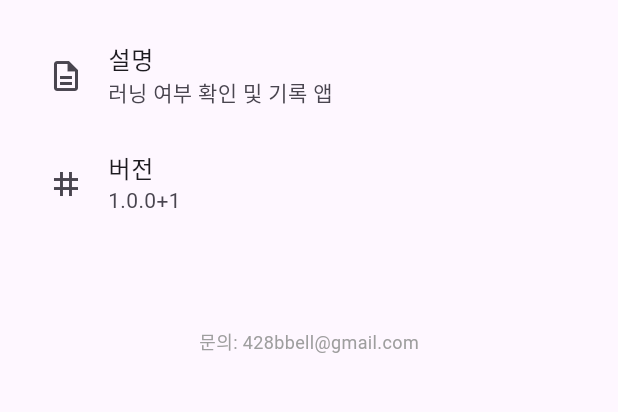
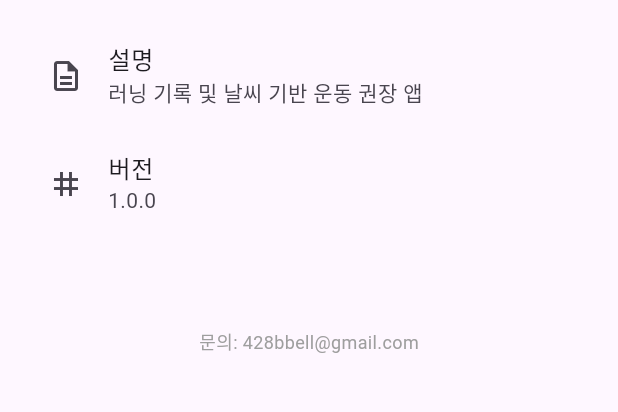
Before and after one commit to bbell428/RunLog, a Flutter app: the SettingView screen opened directly, on a phone screen of 412 x 824 dp, the part 472-884 px from its top. Run offline on Flutter 3.47's test engine with Material 3 defaults, Android fonts, the phone set to English and light mode, and no system bars; our stand-ins replace cloud_firestore, firebase_auth, firebase_core, flutter_bloc, flutter_dotenv, flutter_map and 5 more; accounts and stored records are empty; generated files the repository leaves out were written again.

Commit message:
README.md

```diff
--- a/lib/view/setting/setting_view.dart
+++ b/lib/view/setting/setting_view.dart
@@ -97,13 +97,13 @@ class SettingView extends StatelessWidget {
                   leading: const Icon(Icons.description_outlined),
                   title: const Text("설명"),
                   subtitle: const Text(
-                    "러닝 여부 확인 및 기록 앱",
+                    "러닝 기록 및 날씨 기반 운동 권장 앱",
                   ),
                 ),
                 ListTile(
                   leading: const Icon(Icons.tag),
                   title: const Text("버전"),
-                  subtitle: const Text("1.0.0+1"),
+                  subtitle: const Text("1.0.0"),
                 ),
 
                 const SizedBox(height: 60),
```
Also changed, not shown: 1 other file.
